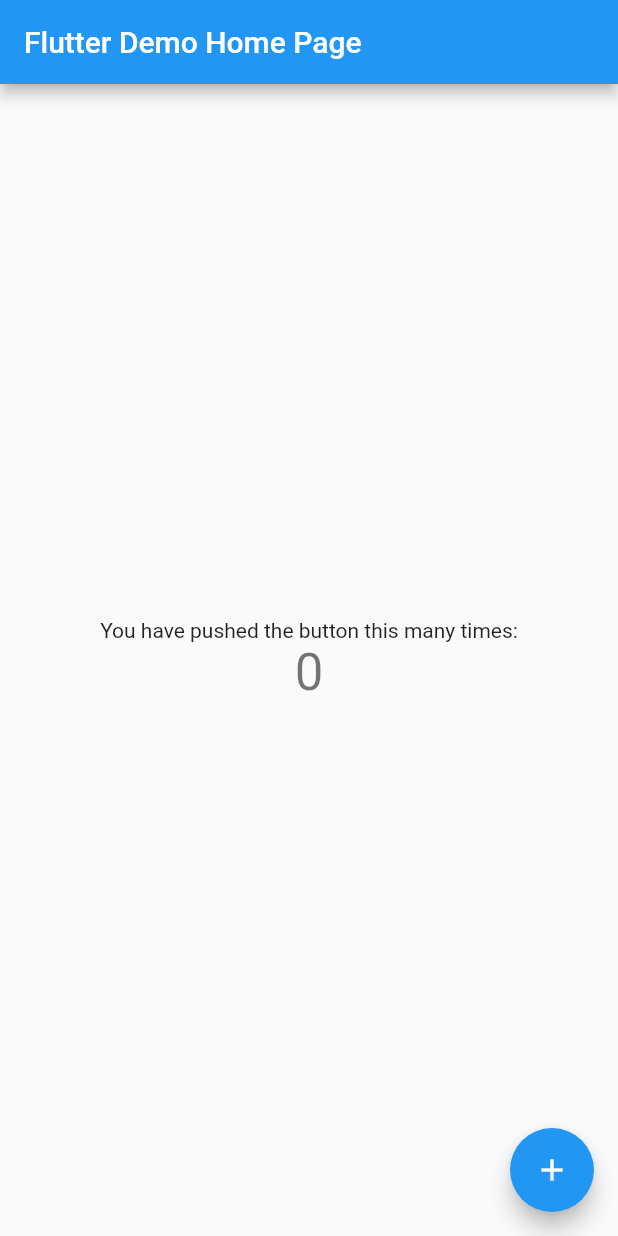
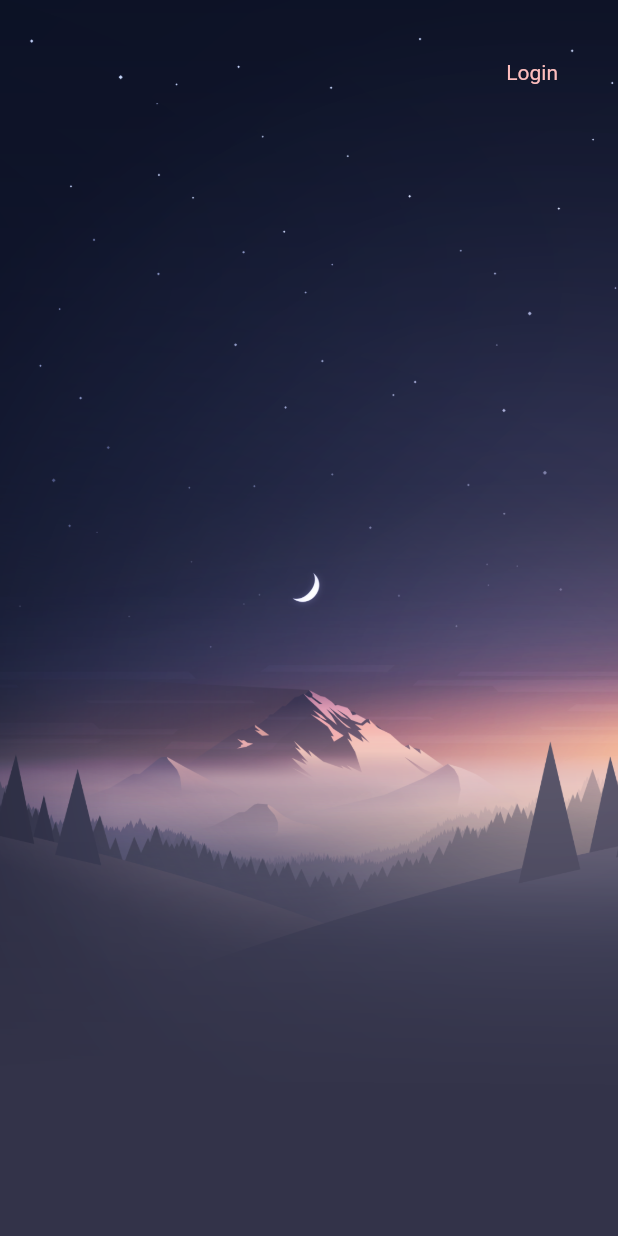
Before and after one commit to saini21199/login_app, a Flutter app: the screen it shows after launch, on a phone screen of 412 x 824 dp. Run offline on Flutter 3.47's test engine with Material 2 defaults, Android fonts, the phone set to English and light mode, and no system bars.

Commit message:
Build Custom App Bar

```diff
--- a/lib/main.dart
+++ b/lib/main.dart
@@ -1,111 +1,15 @@
 import 'package:flutter/material.dart';
+import './screens/home_screen.dart';
 
 void main() => runApp(MyApp());
 
 class MyApp extends StatelessWidget {
-  // This widget is the root of your application.
   @override
   Widget build(BuildContext context) {
     return MaterialApp(
-      title: 'Flutter Demo',
-      theme: ThemeData(
-        // This is the theme of your application.
-        //
-        // Try running your application with "flutter run". You'll see the
-        // application has a blue toolbar. Then, without quitting the app, try
-        // changing the primarySwatch below to Colors.green and then invoke
-        // "hot reload" (press "r" in the console where you ran "flutter run",
-        // or simply save your changes to "hot reload" in a Flutter IDE).
-        // Notice that the counter didn't reset back to zero; the application
-        // is not restarted.
-        primarySwatch: Colors.blue,
-      ),
-      home: MyHomePage(title: 'Flutter Demo Home Page'),
+      debugShowCheckedModeBanner: false,
+      title: 'Login App',
+      home: HomeScreen()
     );
   }
 }
-
-class MyHomePage extends StatefulWidget {
-  MyHomePage({Key key, this.title}) : super(key: key);
-
-  // This widget is the home page of your application. It is stateful, meaning
-  // that it has a State object (defined below) that contains fields that affect
-  // how it looks.
-
-  // This class is the configuration for the state. It holds the values (in this
-  // case the title) provided by the parent (in this case the App widget) and
-  // used by the build method of the State. Fields in a Widget subclass are
-  // always marked "final".
-
-  final String title;
-
-  @override
-  _MyHomePageState createState() => _MyHomePageState();
-}
-
-class _MyHomePageState extends State<MyHomePage> {
-  int _counter = 0;
-
-  void _incrementCounter() {
-    setState(() {
-      // This call to setState tells the Flutter framework that something has
-      // changed in this State, which causes it to rerun the build method below
-      // so that the display can reflect the updated values. If we changed
-      // _counter without calling setState(), then the build method would not be
-      // called again, and so nothing would appear to happen.
-      _counter++;
-    });
-  }
-
-  @override
-  Widget build(BuildContext context) {
-    // This method is rerun every time setState is called, for instance as done
-    // by the _incrementCounter method above.
-    //
-    // The Flutter framework has been optimized to make rerunning build methods
-    // fast, so that you can just rebuild anything that needs updating rather
-    // than having to individually change instances of widgets.
-    return Scaffold(
-      appBar: AppBar(
-        // Here we take the value from the MyHomePage object that was created by
-        // the App.build method, and use it to set our appbar title.
-        title: Text(widget.title),
-      ),
-      body: Center(
-        // Center is a layout widget. It takes a single child and positions it
-        // in the middle of the parent.
-        child: Column(
-          // Column is also layout widget. It takes a list of children and
-          // arranges them vertically. By default, it sizes itself to fit its
-          // children horizontally, and tries to be as tall as its parent.
-          //
-          // Invoke "debug painting" (press "p" in the console, choose the
-          // "Toggle Debug Paint" action from the Flutter Inspector in Android
-          // Studio, or the "Toggle Debug Paint" command in Visual Studio Code)
-          // to see the wireframe for each widget.
-          //
-          // Column has various properties to control how it sizes itself and
-          // how it positions its children. Here we use mainAxisAlignment to
-          // center the children vertically; the main axis here is the vertical
-          // axis because Columns are vertical (the cross axis would be
-          // horizontal).
-          mainAxisAlignment: MainAxisAlignment.center,
-          children: <Widget>[
-            Text(
-              'You have pushed the button this many times:',
-            ),
-            Text(
-              '$_counter',
-              style: Theme.of(context).textTheme.display1,
-            ),
-          ],
-        ),
-      ),
-      floatingActionButton: FloatingActionButton(
-        onPressed: _incrementCounter,
-        tooltip: 'Increment',
-        child: Icon(Icons.add),
-      ), // This trailing comma makes auto-formatting nicer for build methods.
-    );
-  }
-}
--- /dev/null
+++ b/lib/screens/home_screen.dart
@@ -0,0 +1,35 @@
+import 'package:flutter/material.dart';
+
+class HomeScreen extends StatelessWidget {
+
+  Widget buildCustomAppBar() {
+    return Container(
+      alignment: Alignment.centerRight,
+      width: double.infinity,
+      padding: EdgeInsets.symmetric(vertical: 40.0, horizontal: 40.0),
+      child: Text('Login', style: TextStyle(color: Color.fromRGBO(253, 189, 189, 1.0)),),
+    );
+  }
+
+  Widget buildBody(BuildContext context) {
+    return Container(
+      width: MediaQuery.of(context).size.width,
+      height: MediaQuery.of(context).size.height,
+      decoration: BoxDecoration(
+        image: DecorationImage(image: AssetImage('assets/background.png'), fit: BoxFit.cover)
+      ),
+      child: Column(
+        children: <Widget>[
+          buildCustomAppBar()
+        ],
+      ),
+    );
+  }
+
+  @override
+  Widget build(BuildContext context) {
+    return Scaffold(
+      body: buildBody(context),
+    );
+  }
+}
--- a/pubspec.yaml
+++ b/pubspec.yaml
@@ -41,9 +41,9 @@ flutter:
   uses-material-design: true
 
   # To add assets to your application, add an assets section, like this:
-  # assets:
-  #  - images/a_dot_burr.jpeg
-  #  - images/a_dot_ham.jpeg
+  assets:
+   - assets/background.png
+   - assets/logo.png
 
   # An image asset can refer to one or more resolution-specific "variants", see
   # https://flutter.dev/assets-and-images/#resolution-aware.
```
Also changed, not shown: assets/background.png (added), assets/logo.png (added).
